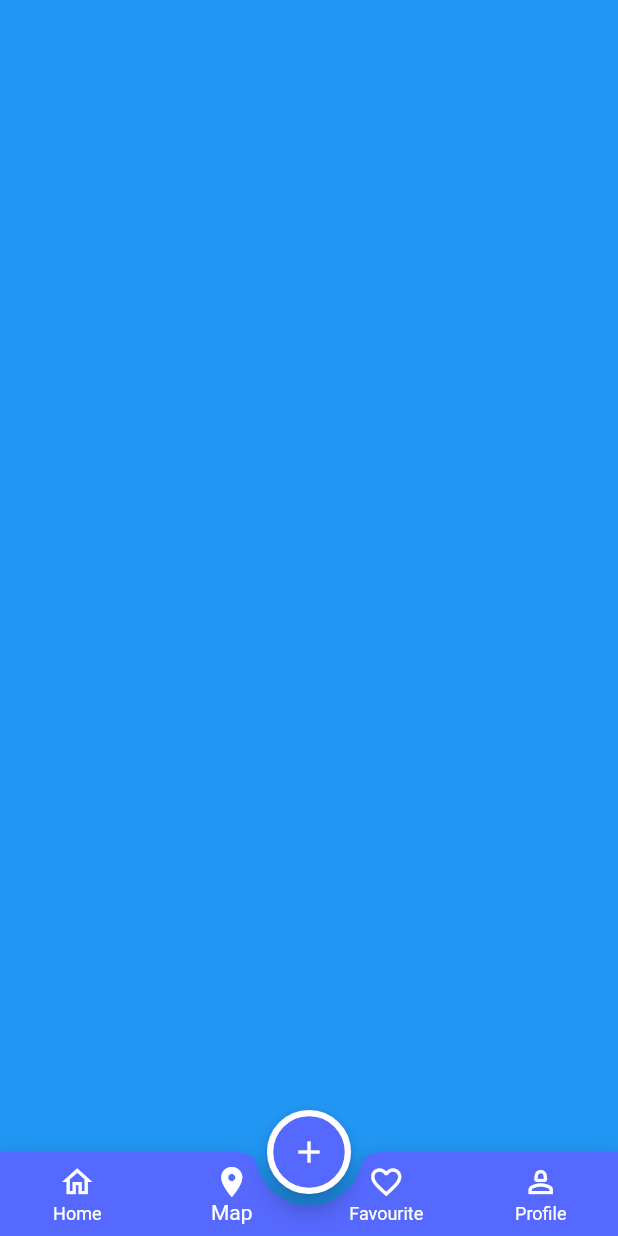
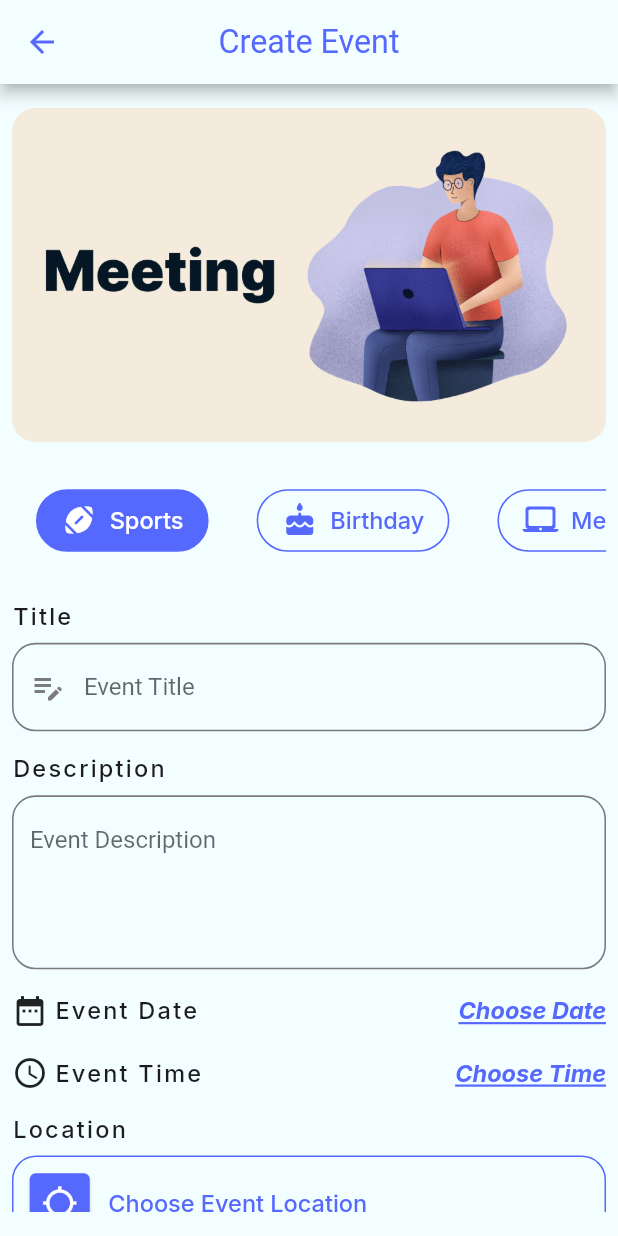
Before and after one commit to muhammedSaadX1/Evently-C16-Offline, a Flutter app: the screen it shows after launch, item 2 of the bottom bar chosen, after a tap on the "add" icon, on a phone screen of 412 x 824 dp. Run offline on Flutter 3.47's test engine with Material 3 defaults, Android fonts, the phone set to English and light mode, and no system bars; our stand-ins replace flutter_screenutil, google_fonts.

Commit message:
finished create event

```diff
--- a/lib/config/theme/theme_manager.dart
+++ b/lib/config/theme/theme_manager.dart
@@ -88,6 +88,7 @@ class ThemeManager{
         fontWeight: FontWeight.bold,
         color: ColorsManager.black1C,
       ),
+      labelSmall: GoogleFonts.inter(fontSize: 16.sp, fontWeight: FontWeight.w500, color: ColorsManager.black1C),
       labelMedium:GoogleFonts.inter(fontSize: 20.sp, fontWeight: FontWeight.bold, color: ColorsManager.black1C) ,
       displayMedium:GoogleFonts.inter(fontSize: 20.sp, fontWeight: FontWeight.bold, color: ColorsManager.blue) ,
       bodySmall: GoogleFonts.inter(fontSize: 16.sp,color: ColorsManager.black10, fontWeight: FontWeight.w500 ),
--- a/lib/core/routes_manager/routes_manager.dart
+++ b/lib/core/routes_manager/routes_manager.dart
@@ -1,5 +1,6 @@
 import 'package:evently_offline_sun/features/auth/login/login.dart';
 import 'package:evently_offline_sun/features/auth/register/register.dart';
+import 'package:evently_offline_sun/features/create-event/create_event.dart';
 import 'package:evently_offline_sun/features/main_layout/main_layout.dart';
 import 'package:flutter/cupertino.dart';
 
@@ -7,6 +8,7 @@ abstract class RoutesManager {
   static const String register = "/register";
   static const String login = "/login";
   static const String mainLayout = "/mainLayout";
+  static const String createEvent = "/createEvent";
 
   static Route? router(RouteSettings settings) {
     switch (settings.name) {
@@ -21,6 +23,9 @@ abstract class RoutesManager {
       case mainLayout:{
         return CupertinoPageRoute(builder: (context)=> MainLayout());
       }
+      case createEvent:{
+        return CupertinoPageRoute(builder: (context)=> CreateEvent());
+      }
     }
   }
 }
--- a/lib/core/widgets/custom_tab_bar.dart
+++ b/lib/core/widgets/custom_tab_bar.dart
@@ -51,7 +51,7 @@ class _CustomTabBarState extends State<CustomTabBar> {
                 unSelectedTabFgColor: widget.unselectedFgColor,
                 isSelected:
                     selectedIndex ==
-                    CategoryModel.categoriesWithAll.indexOf(category),
+                  widget.categories.indexOf(category),
                 category: category,
               ),
             )
--- a/lib/core/widgets/custom_text_form_field.dart
+++ b/lib/core/widgets/custom_text_form_field.dart
@@ -3,26 +3,31 @@ import 'package:flutter/material.dart';
 class CustomTextFormField extends StatelessWidget {
   const CustomTextFormField({
     super.key,
-    required this.label,
+     this.label,
+    this.hint,
     this.prefixIcon,
     this.suffixIcon,
     this.keyboardType = TextInputType.text,
     this.isSecure = false,
     required this.validator,
-    required this.controller
+    required this.controller,
+    this.lines = 1,
   });
 
-  final String label;
+  final String? label;
+  final String? hint;
   final IconData? prefixIcon;
   final Widget? suffixIcon;
   final TextInputType keyboardType;
   final bool isSecure;
   final String? Function(String?) validator;
   final TextEditingController controller;
+  final int lines;
 
   @override
   Widget build(BuildContext context) {
     return TextFormField(
+      maxLines:lines,
       controller: controller,
       validator: validator,
       obscureText: isSecure,
@@ -32,6 +37,7 @@ class CustomTextFormField extends StatelessWidget {
         suffixIcon: suffixIcon,
 
         labelText: label,
+        hintText: hint,
       ),
     );
   }
--- /dev/null
+++ b/lib/features/create-event/create_event.dart
@@ -0,0 +1,153 @@
+import 'package:evently_offline_sun/core/resources/assets_manager.dart';
+import 'package:evently_offline_sun/core/resources/colors_manager.dart';
+import 'package:evently_offline_sun/core/widgets/custom_elevated-button.dart';
+import 'package:evently_offline_sun/core/widgets/custom_tab_bar.dart';
+import 'package:evently_offline_sun/core/widgets/custom_text_button.dart';
+import 'package:evently_offline_sun/core/widgets/custom_text_form_field.dart';
+import 'package:evently_offline_sun/models/category_model.dart';
+import 'package:flutter/material.dart';
+import 'package:flutter_screenutil/flutter_screenutil.dart';
+import 'package:google_fonts/google_fonts.dart';
+
+class CreateEvent extends StatefulWidget {
+  const CreateEvent({super.key});
+
+  @override
+  State<CreateEvent> createState() => _CreateEventState();
+}
+
+class _CreateEventState extends State<CreateEvent> {
+  late final TextEditingController _titleController;
+  late final TextEditingController _descriptionController;
+
+  @override
+  void initState() {
+    // TODO: implement initState
+    super.initState();
+    _titleController = TextEditingController();
+    _descriptionController = TextEditingController();
+  }
+
+  @override
+  void dispose() {
+    _titleController.dispose();
+    _descriptionController.dispose();
+    super.dispose();
+  }
+
+  @override
+  Widget build(BuildContext context) {
+    return Scaffold(
+      appBar: AppBar(title: Text("Create Event")),
+      body: Padding(
+        padding: const EdgeInsets.symmetric(horizontal: 8.0, vertical: 16),
+        child: SingleChildScrollView(
+          child: Column(
+            crossAxisAlignment: CrossAxisAlignment.stretch,
+            children: [
+              ClipRRect(
+                borderRadius: BorderRadius.circular(16.r),
+                child: Image.asset(ImageAssets.meeting),
+              ),
+              SizedBox(height: 16.h),
+              CustomTabBar(
+                selectedBgColor: ColorsManager.blue,
+                selectedFgColor: ColorsManager.white,
+                unSelectedBgColor: Colors.transparent,
+                unselectedFgColor: ColorsManager.blue,
+                categories: CategoryModel.categories,
+              ),
+              SizedBox(height: 16),
+              Text("Title", style: Theme.of(context).textTheme.labelSmall),
+              SizedBox(height: 8),
+              CustomTextFormField(
+                hint: "Event Title",
+                validator: (input) {},
+                controller: _titleController,
+                prefixIcon: Icons.edit_note,
+              ),
+              SizedBox(height: 16.h),
+              Text("Description", style: Theme.of(context).textTheme.labelSmall),
+              SizedBox(height: 8),
+              CustomTextFormField(
+                lines: 4,
+                hint: "Event Description",
+                validator: (input) {},
+                controller: _descriptionController,
+              ),
+              SizedBox(height: 16.h),
+              Row(
+                children: [
+                  Icon(Icons.date_range),
+                  SizedBox(width: 4.w),
+                  Text(
+                    "Event Date",
+                    style: Theme.of(context).textTheme.labelSmall,
+                  ),
+                  Spacer(),
+                  CustomTextButton(
+                    text: "Choose Date",
+                    onTap: () {
+                      showDatePicker(
+                        context: context,
+                        firstDate: DateTime.now(),
+                        lastDate: DateTime.now().add(Duration(days: 365)),
+                      );
+                    },
+                  ),
+                ],
+              ),
+              SizedBox(height: 18.h),
+              Row(
+                children: [
+                  Icon(Icons.access_time),
+                  SizedBox(width: 4.w),
+                  Text(
+                    "Event Time",
+                    style: Theme.of(context).textTheme.labelSmall,
+                  ),
+                  Spacer(),
+                  CustomTextButton(
+                    text: "Choose Time",
+                    onTap: () {
+                      showTimePicker(
+                        context: context,
+                        initialTime: TimeOfDay.now(),
+                      );
+                    },
+                  ),
+                ],
+              ),
+           SizedBox(height: 16,),
+              Text("Location", style:  Theme.of(context).textTheme.labelSmall,),
+              SizedBox(height: 8.h,),
+
+              OutlinedButton(
+              style: OutlinedButton.styleFrom(
+                side: BorderSide(color: ColorsManager.blue, width: 1),
+                padding: REdgeInsets.all(8),
+                shape: RoundedRectangleBorder(
+                  borderRadius: BorderRadius.circular(16),
+                )
+              ),
+              onPressed: (){}, child: Row(
+            children: [
+              Card(
+                color: ColorsManager.blue,
+                  child: Padding(
+                    padding: const EdgeInsets.all(8.0),
+                    child: Icon(Icons.location_searching, color: ColorsManager.white,),
+                  )),
+              SizedBox(width: 8.w,),
+              Text("Choose Event Location", style: GoogleFonts.inter(fontSize: 16.sp, fontWeight: FontWeight.w500, color: ColorsManager.blue),)
+            ],
+          )),
+              SizedBox(height: 16.h,),
+              CustomElevatedButton(title: "Add Event", onPress: () {}),
+            ],
+          ),
+        ),
+      ),
+    );
+  }
+}
--- a/lib/features/main_layout/main_layout.dart
+++ b/lib/features/main_layout/main_layout.dart
@@ -1,4 +1,5 @@
 import 'package:evently_offline_sun/core/resources/colors_manager.dart';
+import 'package:evently_offline_sun/core/routes_manager/routes_manager.dart';
 import 'package:evently_offline_sun/features/main_layout/tabs/favourite/favourite_tab.dart';
 import 'package:evently_offline_sun/features/main_layout/tabs/home/home_tab.dart';
 import 'package:evently_offline_sun/features/main_layout/tabs/map/map_tab.dart';
@@ -29,7 +30,9 @@ class _MainLayoutState extends State<MainLayout> {
 
   Widget _buildFab(){
     return  FloatingActionButton(
-      onPressed: () {},
+      onPressed: () {
+        Navigator.pushNamed(context, RoutesManager.createEvent);
+      },
       child: Icon(Icons.add),
     );
   }
--- a/lib/models/category_model.dart
+++ b/lib/models/category_model.dart
@@ -20,4 +20,15 @@ class CategoryModel{
     CategoryModel(id: "8", name: "WorkShop", iconData: Icons.workspaces_rounded, imagePath: ""),
     CategoryModel(id: "9", name: "bookClub", iconData: Icons.book_rounded, imagePath: ""),
   ];
+  static List<CategoryModel> categories = [
+    CategoryModel(id: "1", name: "Sports", iconData: Icons.sports_football_rounded, imagePath: ""),
+    CategoryModel(id: "2", name: "Birthday", iconData: Icons.cake_rounded, imagePath: ""),
+    CategoryModel(id: "3", name: "Meeting", iconData: Icons.laptop_mac_rounded, imagePath: ""),
+    CategoryModel(id: "4", name: "Gaming", iconData: Icons.gamepad_rounded, imagePath: ""),
+    CategoryModel(id: "5", name: "Eating", iconData: Icons.local_pizza_rounded, imagePath: ""),
+    CategoryModel(id: "6", name: "Holiday", iconData: Icons.holiday_village_rounded, imagePath: ""),
+    CategoryModel(id: "7", name: "Exhibition", iconData: Icons.water_drop_rounded, imagePath: ""),
+    CategoryModel(id: "8", name: "WorkShop", iconData: Icons.workspaces_rounded, imagePath: ""),
+    CategoryModel(id: "9", name: "bookClub", iconData: Icons.book_rounded, imagePath: ""),
+  ];
 }
```
